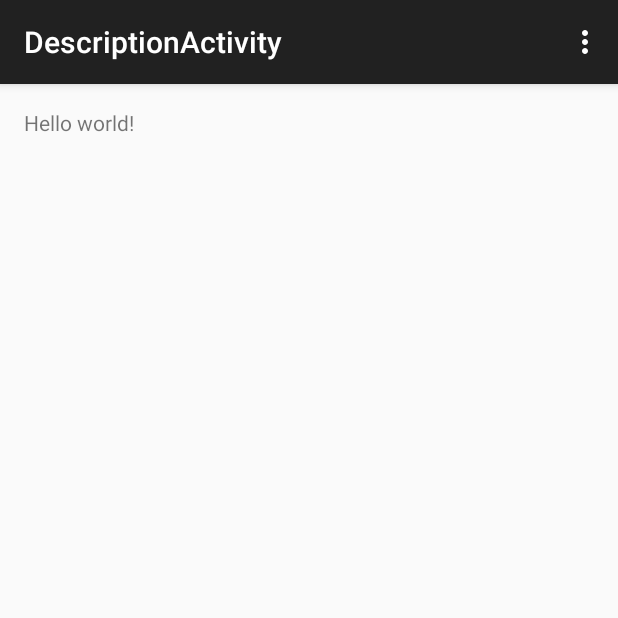
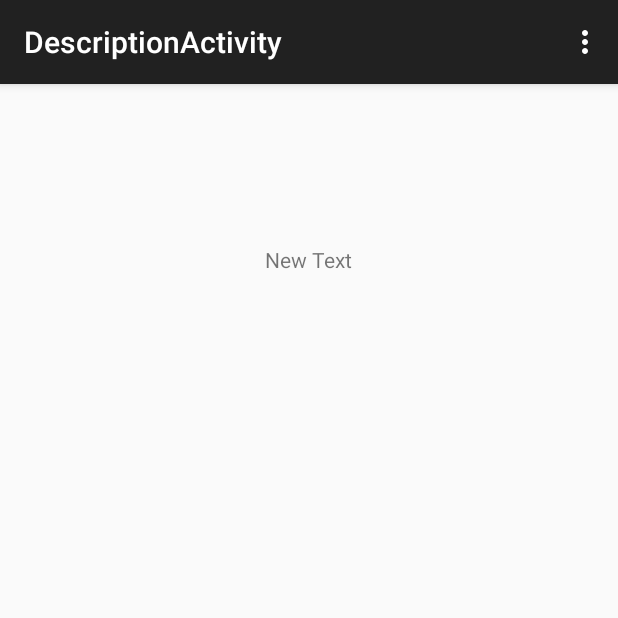
Before and after one commit to Creativerse/UnsriGuideMap, an Android app: the DescriptionActivity screen opened directly, with no data from a screen before it, on a phone screen of 412 x 824 dp, the top half of it. Run offline under Robolectric (Android 15) with nearby library versions, the phone set to English and light mode, and no system bars.

Commit message:
penambahan variable untuk map image dan deskripsi

```diff
--- a/app/src/main/java/mobcom/ilkom/unsri/unsriguidemap/DescriptionActivity.java
+++ b/app/src/main/java/mobcom/ilkom/unsri/unsriguidemap/DescriptionActivity.java
@@ -4,6 +4,8 @@ import android.support.v7.app.AppCompatActivity;
 import android.os.Bundle;
 import android.view.Menu;
 import android.view.MenuItem;
+import android.widget.ImageView;
+import android.widget.TextView;
 
 public class DescriptionActivity extends AppCompatActivity {
 
@@ -11,6 +13,9 @@ public class DescriptionActivity extends AppCompatActivity {
     protected void onCreate(Bundle savedInstanceState) {
         super.onCreate(savedInstanceState);
         setContentView(R.layout.activity_description);
+
+        ImageView image = findViewById(R.id.imageView);
+        TextView description = findViewById(R.id.textView);
     }
 
     @Override
--- a/app/src/main/java/mobcom/ilkom/unsri/unsriguidemap/MapActivity.java
+++ b/app/src/main/java/mobcom/ilkom/unsri/unsriguidemap/MapActivity.java
@@ -4,6 +4,7 @@ import android.support.v7.app.AppCompatActivity;
 import android.os.Bundle;
 import android.view.Menu;
 import android.view.MenuItem;
+import android.widget.ImageView;
 
 public class MapActivity extends AppCompatActivity {
 
@@ -11,6 +12,10 @@ public class MapActivity extends AppCompatActivity {
     protected void onCreate(Bundle savedInstanceState) {
         super.onCreate(savedInstanceState);
         setContentView(R.layout.activity_map);
+
+        ImageView map = findViewById(R.id.map);
+        ImageView pointer = findViewById(R.id.pointer);
+
     }
 
     @Override
--- a/app/src/main/res/layout/activity_description.xml
+++ b/app/src/main/res/layout/activity_description.xml
@@ -6,7 +6,19 @@
     android:paddingBottom="@dimen/activity_vertical_margin"
     tools:context="mobcom.ilkom.unsri.unsriguidemap.DescriptionActivity">
 
-    <TextView android:text="@string/hello_world" android:layout_width="wrap_content"
-        android:layout_height="wrap_content" />
+    <ImageView
+        android:layout_width="wrap_content"
+        android:layout_height="wrap_content"
+        android:id="@+id/imageView"
+        android:layout_alignParentTop="true"
+        android:layout_centerHorizontal="true" />
 
+    <TextView
+        android:layout_width="wrap_content"
+        android:layout_height="wrap_content"
+        android:text="New Text"
+        android:id="@+id/textView2"
+        android:layout_below="@+id/imageView"
+        android:layout_centerHorizontal="true"
+        android:layout_marginTop="91dp" />
 </RelativeLayout>
```
Also changed, not shown: app/src/main/res/layout/activity_map.xml (+12 -2 lines), 1 other file.
